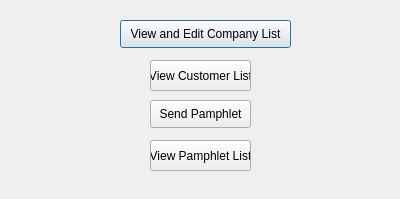
Before: the Qt Designer form loginscreen/adminoption.ui in jgrady15/CS1C-Project-1, drawn with Qt 5.
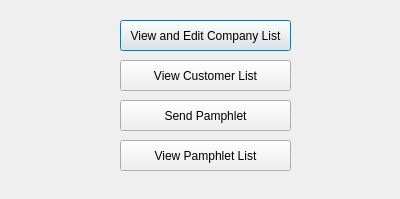
After: the same form once the commit is applied.

```diff
--- a/loginscreen/adminoption.ui
+++ b/loginscreen/adminoption.ui
@@ -19,7 +19,7 @@
      <x>120</x>
      <y>20</y>
      <width>171</width>
-     <height>28</height>
+     <height>31</height>
     </rect>
    </property>
    <property name="text">
@@ -29,10 +29,10 @@
   <widget class="QPushButton" name="pushButton_2">
    <property name="geometry">
     <rect>
-     <x>150</x>
+     <x>120</x>
      <y>100</y>
-     <width>101</width>
-     <height>28</height>
+     <width>171</width>
+     <height>31</height>
     </rect>
    </property>
    <property name="text">
@@ -42,9 +42,9 @@
   <widget class="QPushButton" name="pushButton_3">
    <property name="geometry">
     <rect>
-     <x>150</x>
+     <x>120</x>
      <y>60</y>
-     <width>101</width>
+     <width>171</width>
      <height>31</height>
     </rect>
    </property>
@@ -55,9 +55,9 @@
   <widget class="QPushButton" name="pushButton_4">
    <property name="geometry">
     <rect>
-     <x>150</x>
+     <x>120</x>
      <y>140</y>
-     <width>101</width>
+     <width>171</width>
      <height>31</height>
     </rect>
    </property>
```
